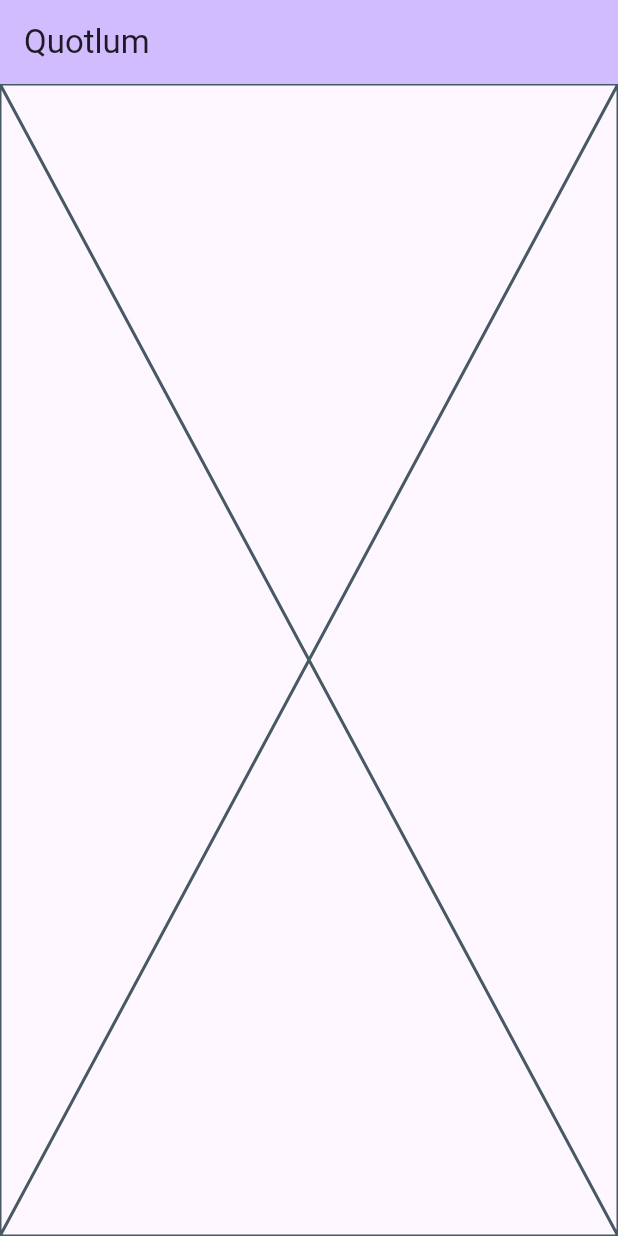
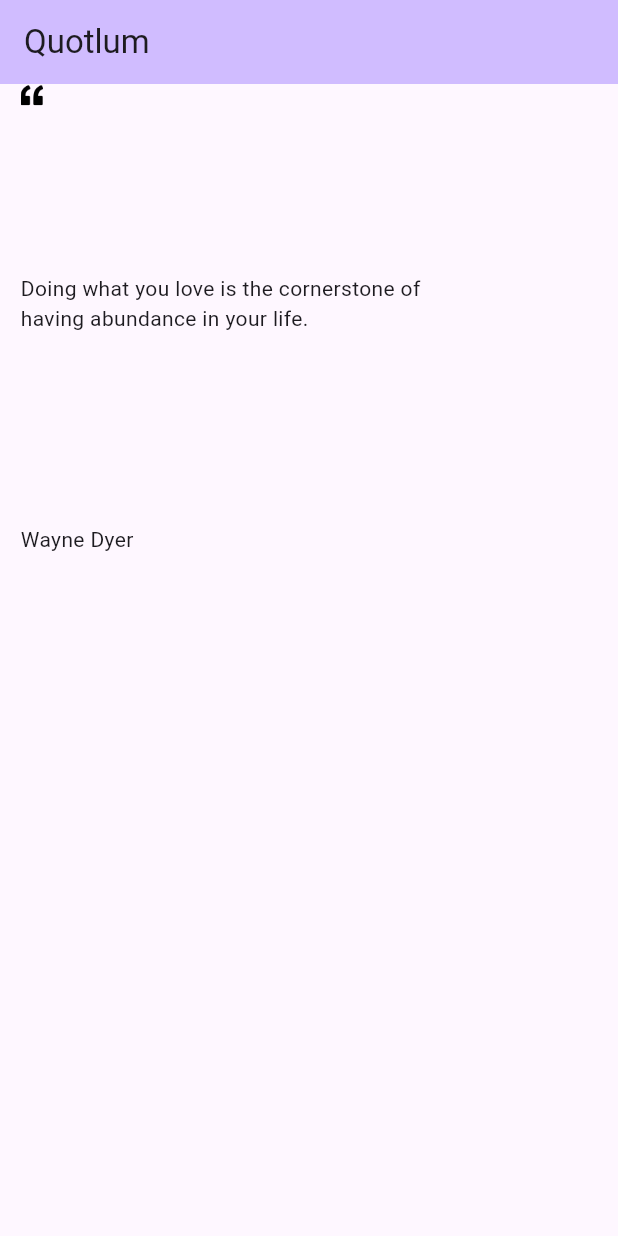
Before and after one commit to tortamque/Quotlum, a Flutter app: the screen it shows after launch, on a phone screen of 412 x 824 dp. Run offline on Flutter 3.47's test engine with Material 2 defaults, Android fonts, the phone set to English and light mode, and no system bars.

Commit message:
Create quote card template

```diff
--- a/lib/features/app/presentation/pages/quotes_page.dart
+++ b/lib/features/app/presentation/pages/quotes_page.dart
@@ -1,4 +1,5 @@
 import 'package:flutter/material.dart';
+import 'package:quotlum/features/app/widgets/quote_card/quote_card.dart';
 
 class QuotesPage extends StatefulWidget {
   const QuotesPage({super.key, required this.title});
@@ -16,7 +17,7 @@ class _QuotesPageState extends State<QuotesPage> {
         backgroundColor: Theme.of(context).colorScheme.inversePrimary,
         title: Text(widget.title),
       ),
-      body: Placeholder()
+      body: QuoteCard()
     );
   }
 }
--- /dev/null
+++ b/lib/features/app/widgets/quote_card/quote_author.dart
@@ -0,0 +1,21 @@
+import 'package:flutter/material.dart';
+
+class QuoteAuthor extends StatelessWidget {
+  final String author;
+
+  const QuoteAuthor({
+    required this.author,
+    super.key
+  });
+
+  @override
+  Widget build(BuildContext context) {
+    return Expanded(
+      flex: 1,
+      child: Align(
+        alignment: Alignment.centerLeft,
+        child: Text(author),
+      )
+    );
+  }
+}
--- /dev/null
+++ b/lib/features/app/widgets/quote_card/quote_card.dart
@@ -0,0 +1,24 @@
+import 'package:flutter/material.dart';
+import 'package:quotlum/features/app/widgets/quote_card/quote_author.dart';
+import 'package:quotlum/features/app/widgets/quote_card/quote_icon.dart';
+import 'package:quotlum/features/app/widgets/quote_card/quote_text.dart';
+
+class QuoteCard extends StatelessWidget {
+  const QuoteCard({Key? key}) : super(key: key);
+
+  @override
+  Widget build(BuildContext context) {
+    return Container(
+      padding: EdgeInsets.symmetric(horizontal: MediaQuery.of(context).size.width / 30),
+      width: MediaQuery.of(context).size.width / 1.25,
+      height: MediaQuery.of(context).size.height / 2.5,
+      child: Column(
+        children: [
+          QuoteIcon(),
+          QuoteText(text: "Doing what you love is the cornerstone of having abundance in your life."),
+          QuoteAuthor(author: "Wayne Dyer")
+        ],
+      ),
+    );
+  }
+}
--- /dev/null
+++ b/lib/features/app/widgets/quote_card/quote_icon.dart
@@ -0,0 +1,17 @@
+import 'package:flutter/material.dart';
+
+class QuoteIcon extends StatelessWidget {
+  const QuoteIcon({super.key});
+
+  @override
+  Widget build(BuildContext context) {
+    return Align(
+      alignment: Alignment.centerLeft,
+      child: Image.asset(
+        "assets/icons/quote.png",
+        width: 15,
+        height: 15,
+      ),
+    );
+  }
+}
--- /dev/null
+++ b/lib/features/app/widgets/quote_card/quote_text.dart
@@ -0,0 +1,21 @@
+import 'package:flutter/material.dart';
+
+class QuoteText extends StatelessWidget {
+  final String text;
+
+  const QuoteText({
+    required this.text,
+    super.key
+  });
+
+  @override
+  Widget build(BuildContext context) {
+    return Expanded(
+      flex: 5,
+      child: Align(
+        alignment: Alignment.centerLeft,
+        child: Text(text),
+      ),
+    );
+  }
+}
--- a/pubspec.yaml
+++ b/pubspec.yaml
@@ -59,8 +59,8 @@ flutter:
   uses-material-design: true
 
   # To add assets to your application, add an assets section, like this:
-  # assets:
-  #   - images/a_dot_burr.jpeg
+  assets:
+    - assets/icons/quote.png
   #   - images/a_dot_ham.jpeg
 
   # An image asset can refer to one or more resolution-specific "variants", see
```
Also changed, not shown: assets/icons/quote.png (added).
